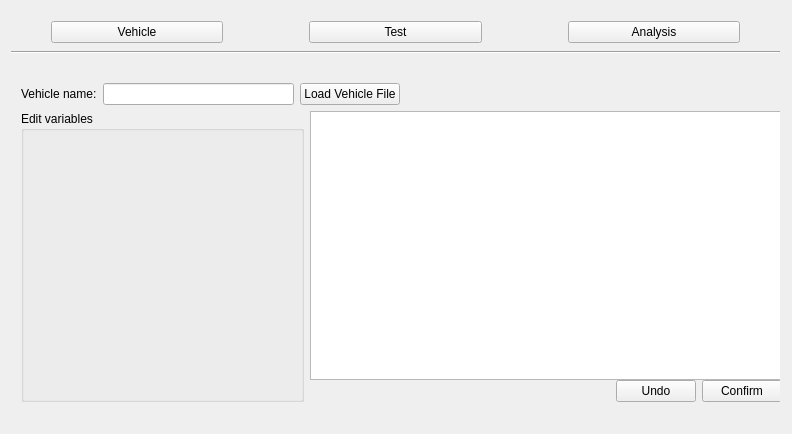
This is mainwindow.ui in RoyJames/VisVehicle as Qt 5 draws it before an edit. The edited form follows.
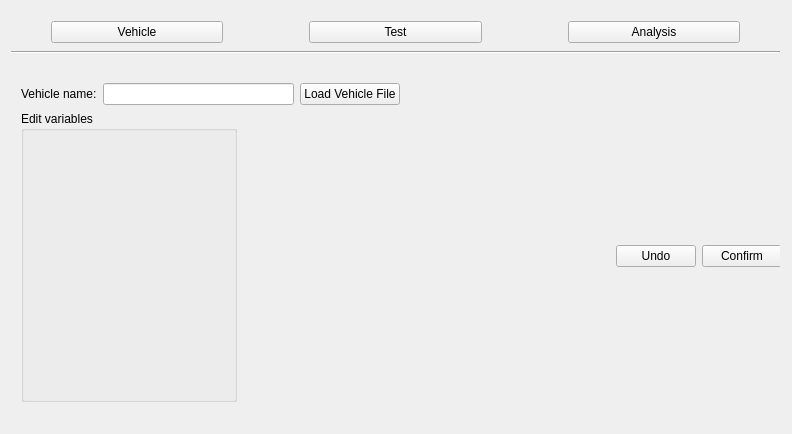
This is the edited form.

Commit message: table display

Patch:
```diff
--- a/mainwindow.ui
+++ b/mainwindow.ui
@@ -184,7 +184,7 @@
            </layout>
           </item>
           <item>
-           <layout class="QHBoxLayout" name="horizontalLayout_editvars" stretch="6,10">
+           <layout class="QHBoxLayout" name="horizontalLayout_editvars" stretch="4,10">
             <item>
              <widget class="QGroupBox" name="groupBox_vars">
               <property name="sizePolicy">
@@ -201,7 +201,7 @@
                 <rect>
                  <x>10</x>
                  <y>20</y>
-                 <width>261</width>
+                 <width>201</width>
                  <height>281</height>
                 </rect>
                </property>
@@ -216,13 +216,10 @@
              </widget>
             </item>
             <item>
-             <layout class="QVBoxLayout" name="verticalLayout_display" stretch="6,1">
+             <layout class="QVBoxLayout" name="verticalLayout_display" stretch="1">
               <property name="spacing">
                <number>0</number>
               </property>
-              <item>
-               <widget class="QTableView" name="tableView_generaldata"/>
-              </item>
               <item>
                <layout class="QHBoxLayout" name="horizontalLayout_sql">
                 <item>
```
The commit also changes 7 other files.
